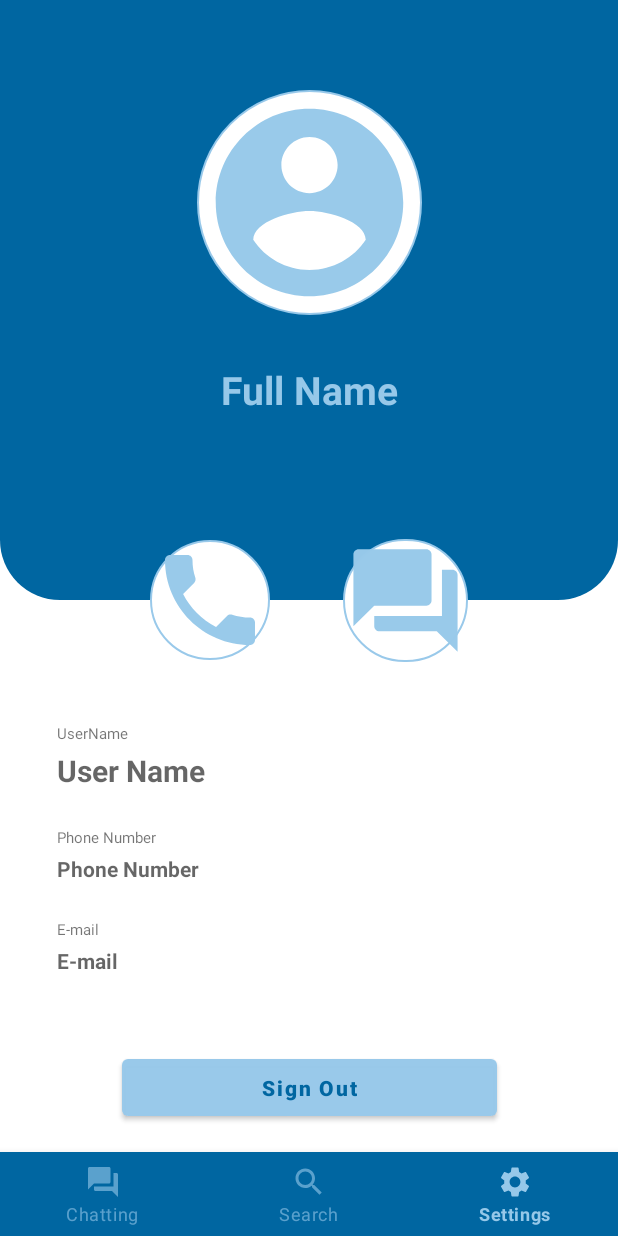
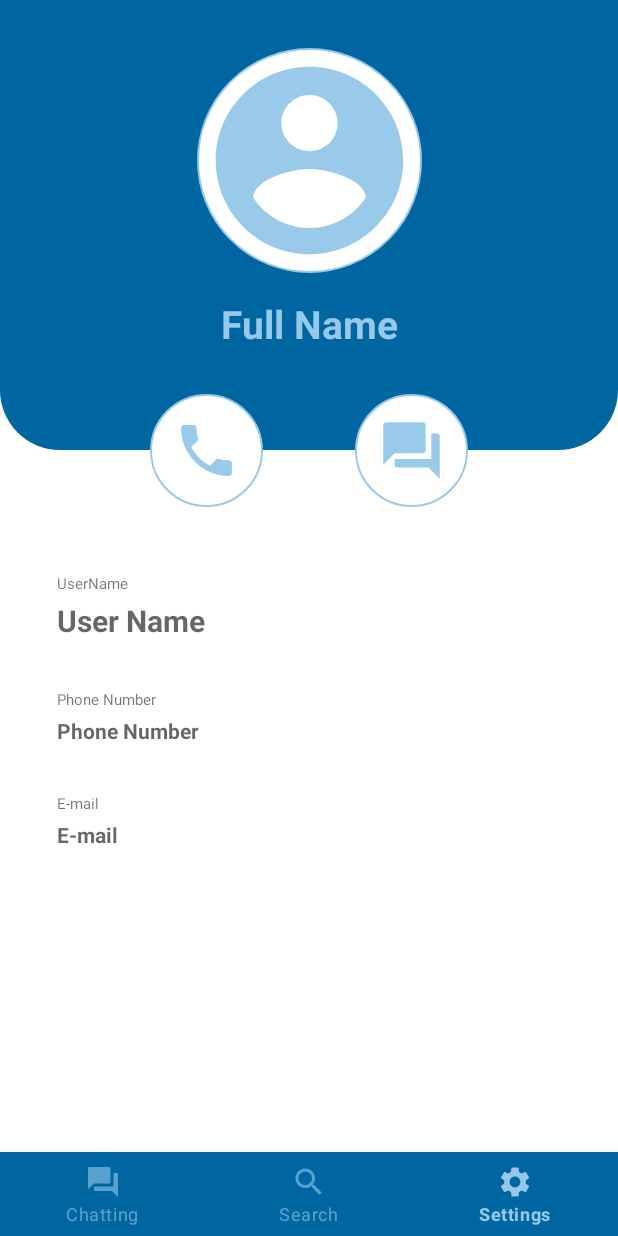
Before and after one commit to OL-sergio/Friends-Chat, an Android app: the SettingsFragment screen opened through its navigation route, on a phone screen of 412 x 824 dp. Run offline under Robolectric (Android 15) with nearby library versions, the light colour scheme and no system bars; our stand-ins replace navigation-ui.

Commit message:
Add items:  - multi drawables
Updated items:
- multiple activity's
- fragment_settings.xml
- styles.xml
- dimens.xml
- fragment_settings.xml
- colors.xml

notes:
- ...

```diff
--- a/app/build.gradle
+++ b/app/build.gradle
@@ -44,7 +44,7 @@ dependencies {
     implementation 'androidx.lifecycle:lifecycle-viewmodel-ktx:2.4.0'
     implementation 'androidx.navigation:navigation-fragment-ktx:2.3.5'
     implementation 'androidx.navigation:navigation-ui-ktx:2.3.5'
-    implementation 'androidx.annotation:annotation:1.2.0'
+    implementation 'androidx.annotation:annotation:1.3.0'
     testImplementation 'junit:junit:4.+'
     androidTestImplementation 'androidx.test.ext:junit:1.1.3'
     androidTestImplementation 'androidx.test.espresso:espresso-core:3.4.0'
--- a/app/src/main/AndroidManifest.xml
+++ b/app/src/main/AndroidManifest.xml
@@ -19,7 +19,9 @@
             android:exported="false" />
         <activity
             android:name=".ui.intro.SplashActivity"
-            android:exported="false" />
+            android:exported="true">
+
+        </activity>
         <activity
             android:name=".MainActivity"
             android:exported="true"
--- a/app/src/main/java/ipca/am2/projeto2122/friendschat/MainActivity.kt
+++ b/app/src/main/java/ipca/am2/projeto2122/friendschat/MainActivity.kt
@@ -18,6 +18,7 @@ class MainActivity : AppCompatActivity() {
 
         supportActionBar?.hide()
 
+
         binding = ActivityMainBinding.inflate(layoutInflater)
         setContentView(binding.root)
 
--- a/app/src/main/java/ipca/am2/projeto2122/friendschat/ui/entry/LoginActivity.kt
+++ b/app/src/main/java/ipca/am2/projeto2122/friendschat/ui/entry/LoginActivity.kt
@@ -9,5 +9,7 @@ class LoginActivity : AppCompatActivity() {
         super.onCreate(savedInstanceState)
         setContentView(R.layout.activity_login)
 
+        supportActionBar?.hide()
+
     }
 }
--- a/app/src/main/java/ipca/am2/projeto2122/friendschat/ui/entry/RegisterActivity.kt
+++ b/app/src/main/java/ipca/am2/projeto2122/friendschat/ui/entry/RegisterActivity.kt
@@ -9,5 +9,8 @@ class RegisterActivity : AppCompatActivity() {
     override fun onCreate(savedInstanceState: Bundle?) {
         super.onCreate(savedInstanceState)
         setContentView(R.layout.activity_register)
+
+        supportActionBar?.hide()
+
     }
 }
--- a/app/src/main/java/ipca/am2/projeto2122/friendschat/ui/intro/SplashActivity.kt
+++ b/app/src/main/java/ipca/am2/projeto2122/friendschat/ui/intro/SplashActivity.kt
@@ -9,5 +9,7 @@ class SplashActivity : AppCompatActivity() {
     override fun onCreate(savedInstanceState: Bundle?) {
         super.onCreate(savedInstanceState)
         setContentView(R.layout.activity_splash)
+
+        supportActionBar?.hide()
     }
 }
--- a/app/src/main/java/ipca/am2/projeto2122/friendschat/ui/intro/WelcomeActivity.kt
+++ b/app/src/main/java/ipca/am2/projeto2122/friendschat/ui/intro/WelcomeActivity.kt
@@ -8,5 +8,9 @@ class WelcomeActivity : AppCompatActivity() {
     override fun onCreate(savedInstanceState: Bundle?) {
         super.onCreate(savedInstanceState)
         setContentView(R.layout.activity_welcome)
+
+        supportActionBar?.hide()
+
+
     }
 }
--- a/app/src/main/res/drawable/ic_chatting.xml
+++ b/app/src/main/res/drawable/ic_chatting.xml
@@ -6,7 +6,15 @@
     android:viewportWidth="24.0"
     xmlns:android="http://schemas.android.com/apk/res/android">
 
+    <group
+        android:scaleX="0.6"
+        android:scaleY="0.6"
+        android:pivotX="12"
+        android:pivotY="12">
+
     <path android:fillColor="@android:color/white"
 
         android:pathData="M21,6h-2v9L6,15v2c0,0.55 0.45,1 1,1h11l4,4L22,7c0,-0.55 -0.45,-1 -1,-1zM17,12L17,3c0,-0.55 -0.45,-1 -1,-1L3,2c-0.55,0 -1,0.45 -1,1v14l4,-4h10c0.55,0 1,-0.45 1,-1z"/>
+    </group>
+
 </vector>
--- a/app/src/main/res/drawable/ic_phone.xml
+++ b/app/src/main/res/drawable/ic_phone.xml
@@ -1,11 +1,18 @@
 <vector
+    xmlns:android="http://schemas.android.com/apk/res/android"
     android:tint="#FC98C9EA"
     android:height="24dp"
     android:width="24dp"
     android:viewportHeight="24.0"
-    android:viewportWidth="24.0"
+    android:viewportWidth="24.0">
+    <group
+        android:scaleX="0.6"
+        android:scaleY="0.6"
+        android:pivotX="12"
+        android:pivotY="12">
+    <path
 
-    xmlns:android="http://schemas.android.com/apk/res/android">
-    <path android:fillColor="@android:color/white"
+        android:fillColor="@android:color/white"
         android:pathData="M6.62,10.79c1.44,2.83 3.76,5.14 6.59,6.59l2.2,-2.2c0.27,-0.27 0.67,-0.36 1.02,-0.24 1.12,0.37 2.33,0.57 3.57,0.57 0.55,0 1,0.45 1,1V20c0,0.55 -0.45,1 -1,1 -9.39,0 -17,-7.61 -17,-17 0,-0.55 0.45,-1 1,-1h3.5c0.55,0 1,0.45 1,1 0,1.25 0.2,2.45 0.57,3.57 0.11,0.35 0.03,0.74 -0.25,1.02l-2.2,2.2z"/>
-</vector>
+    </group>
+ </vector>
--- a/app/src/main/res/layout/fragment_settings.xml
+++ b/app/src/main/res/layout/fragment_settings.xml
@@ -9,25 +9,28 @@
 
     <ImageView
         android:id="@+id/imageView6"
-        android:layout_width="match_parent"
-        android:layout_height="400dp"
+        android:layout_width="0dp"
+        android:layout_height="300dp"
         android:src="@drawable/ic_background_bottom_round_border"
         app:layout_constraintEnd_toEndOf="parent"
-        app:layout_constraintHorizontal_bias="0.0"
         app:layout_constraintStart_toStartOf="parent"
-        app:layout_constraintTop_toTopOf="parent" />
+        app:layout_constraintTop_toTopOf="parent"
+        tools:ignore="ContentDescription" />
 
     <ImageView
         android:id="@+id/imageView5"
         android:layout_width="150dp"
         android:layout_height="150dp"
-        android:layout_marginTop="60dp"
+        android:layout_marginTop="32dp"
+        android:background="@drawable/ic_settings_background"
         android:scaleType="fitCenter"
         android:src="@drawable/ic_baseline_account_circle_24"
-        android:background="@drawable/ic_settings_background"
+        app:layout_constraintBottom_toBottomOf="@+id/imageView6"
         app:layout_constraintEnd_toEndOf="parent"
         app:layout_constraintStart_toStartOf="parent"
-        app:layout_constraintTop_toTopOf="parent" />
+        app:layout_constraintTop_toTopOf="parent"
+        app:layout_constraintVertical_bias="0.0"
+        tools:ignore="ContentDescription" />
 
     <TextView
         android:id="@+id/text_notifications"
@@ -36,7 +39,7 @@
         android:layout_marginTop="100dp"
         android:layout_marginEnd="60dp"
         android:hint="User Name"
-        android:paddingLeft="12dp"
+        android:paddingHorizontal="12dp"
         android:textColor="@color/text_color_registration"
         android:textSize="20sp"
         android:textStyle="bold"
@@ -48,10 +51,10 @@
         android:id="@+id/textView12"
         android:layout_width="300dp"
         android:layout_height="wrap_content"
-        android:layout_marginTop="42dp"
+        android:layout_marginTop="50dp"
         android:layout_marginEnd="60dp"
         android:hint="Phone Number"
-        android:paddingLeft="12dp"
+        android:paddingHorizontal="12dp"
         android:textColor="@color/text_color_registration"
         android:textStyle="bold"
         app:layout_constraintEnd_toEndOf="parent"
@@ -62,38 +65,23 @@
         android:id="@+id/textView13"
         android:layout_width="300dp"
         android:layout_height="wrap_content"
-        android:layout_marginTop="42dp"
+        android:layout_marginTop="50dp"
         android:layout_marginEnd="60dp"
         android:hint="E-mail"
-        android:paddingLeft="12dp"
+        android:paddingHorizontal="12dp"
         android:textColor="@color/text_color_registration"
-        android:textStyle="bold"
-        app:layout_constraintEnd_toEndOf="parent"
-        app:layout_constraintStart_toStartOf="parent"
-        app:layout_constraintTop_toBottomOf="@+id/textView12" />
-
-    <Button
-        android:id="@+id/button4"
-        android:layout_width="250dp"
-        android:layout_height="50dp"
-        android:layout_marginStart="150dp"
-        android:layout_marginTop="50dp"
-        android:layout_marginEnd="150dp"
-        android:text="Sign Out"
-        android:textAllCaps="false"
-        android:textColor="@color/button_text_color"
         android:textStyle="bold"
         app:layout_constraintBottom_toBottomOf="parent"
         app:layout_constraintEnd_toEndOf="parent"
         app:layout_constraintStart_toStartOf="parent"
-        app:layout_constraintTop_toBottomOf="@+id/textView13"
+        app:layout_constraintTop_toBottomOf="@+id/textView12"
         app:layout_constraintVertical_bias="0.0" />
 
     <TextView
         android:id="@+id/textView14"
-        android:layout_width="300dp"
+        android:layout_width="200dp"
         android:layout_height="35dp"
-        android:layout_marginTop="32dp"
+        android:layout_marginTop="16dp"
         android:text="Full Name"
         android:textAlignment="center"
         android:textColor="@color/text_color_Title"
@@ -105,25 +93,28 @@
         app:layout_constraintTop_toBottomOf="@+id/imageView5"
         app:layout_constraintVertical_bias="0.0" />
 
+
     <ImageView
-        android:id="@+id/imageView7"
-        android:layout_width="80dp"
-        android:layout_height="80dp"
+        android:id="@+id/profile_image"
+        android:layout_width="75dp"
+        android:layout_height="75dp"
         android:layout_marginStart="100dp"
         android:background="@drawable/ic_settings_background"
+        android:scaleType="fitXY"
         android:src="@drawable/ic_phone"
         app:layout_constraintBottom_toBottomOf="@+id/imageView6"
         app:layout_constraintStart_toStartOf="parent"
         app:layout_constraintTop_toBottomOf="@+id/imageView6" />
 
+
     <ImageView
         android:id="@+id/imageView8"
-        android:layout_width="83dp"
-        android:layout_height="82dp"
+        android:layout_width="75dp"
+        android:layout_height="75dp"
         android:layout_marginEnd="100dp"
+        android:background="@drawable/ic_settings_background"
         android:scaleType="fitXY"
         android:src="@drawable/ic_chatting"
-        android:background="@drawable/ic_settings_background"
         app:layout_constraintBottom_toBottomOf="@+id/imageView6"
         app:layout_constraintEnd_toEndOf="parent"
         app:layout_constraintTop_toBottomOf="@+id/imageView6" />
@@ -135,7 +126,7 @@
         android:layout_marginBottom="4dp"
         android:textSize="@dimen/text_register_Description_screen"
         android:text="UserName"
-        android:paddingLeft="12dp"
+        android:paddingHorizontal="12dp"
         app:layout_constraintBottom_toTopOf="@+id/text_notifications"
         app:layout_constraintEnd_toEndOf="@+id/text_notifications"
         app:layout_constraintHorizontal_bias="0.0"
@@ -148,7 +139,7 @@
         android:layout_marginBottom="4dp"
         android:textSize="@dimen/text_register_Description_screen"
         android:text="Phone Number"
-        android:paddingLeft="12dp"
+        android:paddingHorizontal="12dp"
         app:layout_constraintBottom_toTopOf="@+id/textView12"
         app:layout_constraintEnd_toEndOf="@+id/textView12"
         app:layout_constraintHorizontal_bias="0.0"
@@ -161,7 +152,7 @@
         android:layout_marginBottom="4dp"
         android:textSize="@dimen/text_register_Description_screen"
         android:text="E-mail"
-        android:paddingLeft="12dp"
+        android:paddingHorizontal="12dp"
         app:layout_constraintBottom_toTopOf="@+id/textView13"
         app:layout_constraintEnd_toEndOf="@+id/textView13"
         app:layout_constraintHorizontal_bias="0.0"
--- a/app/src/main/res/values/dimens.xml
+++ b/app/src/main/res/values/dimens.xml
@@ -4,13 +4,13 @@
     <dimen name="activity_vertical_margin">16dp</dimen>
     <dimen name="fab_margin">16dp</dimen>
 
-    <dimen name="text_title_splash_screen">34dp</dimen>
-    <dimen name="text_title_welcome_screen">34dp</dimen>
-    <dimen name="text_intro_welcome_screen">16dp</dimen>
-    <dimen name="text_login_title_screen">20dp</dimen>
-    <dimen name="text_login_Description_screen">10dp</dimen>
-    <dimen name="text_register_title_screen">26dp</dimen>
-    <dimen name="text_register_Description_screen">10dp</dimen>
-    <dimen name="text_buttons_Description">12dp</dimen>
-    <dimen name="edittext_text_fill">12dp</dimen>
+    <dimen name="text_title_splash_screen">34sp</dimen>
+    <dimen name="text_title_welcome_screen">34sp</dimen>
+    <dimen name="text_intro_welcome_screen">16sp</dimen>
+    <dimen name="text_login_title_screen">20sp</dimen>
+    <dimen name="text_login_Description_screen">10sp</dimen>
+    <dimen name="text_register_title_screen">26sp</dimen>
+    <dimen name="text_register_Description_screen">10sp</dimen>
+    <dimen name="text_buttons_Description">12sp</dimen>
+    <dimen name="edittext_text_fill">12sp</dimen>
 </resources>
--- a/app/src/main/res/values/styles.xml
+++ b/app/src/main/res/values/styles.xml
@@ -11,7 +11,7 @@
 
     <style name="ThemeOverlay.App.BottomNavigationView" parent="">
         <item name="colorPrimary">@color/background_img</item>
-        <item name="colorOnPrimary">@color/button_sign_in_color</item>
+        <item name="colorOnPrimary">@color/text_color_Title</item>
     </style>
 
 </resources>
--- a/app/src/main/res/values/themes.xml
+++ b/app/src/main/res/values/themes.xml
@@ -2,18 +2,18 @@
     <!-- Base application theme. -->
     <style name="Theme.FriendsChat" parent="Theme.MaterialComponents.DayNight.DarkActionBar">
         <!-- Primary brand color. -->
-        <item name="colorPrimary">@color/button_sign_in_color</item>
+        <item name="colorPrimary">@color/titles_color</item>
         <item name="colorPrimaryVariant">@color/background_img</item>
-        <item name="colorOnPrimary">@color/white</item>
+        <item name="colorOnPrimary">@color/purple_200</item>
         <!-- Secondary brand color. -->
-        <item name="colorSecondary">@color/purple_200</item>
+        <item name="colorSecondary">@color/titles_color</item>
         <item name="colorSecondaryVariant">@color/teal_700</item>
         <item name="colorOnSecondary">@color/white</item>
         <!-- Status bar color. -->
         <item name="android:statusBarColor" tools:targetApi="l">?attr/colorPrimaryVariant</item>
         <!-- Customize your theme here. -->
-        <item name="customButtonColor">@color/background_splash</item>
-        <item name="customToolbarColor">@color/white</item>
+        <item name="customButtonColor">@color/purple_500</item>
+        <item name="customToolbarColor">@color/button_sign_up_color</item>
     </style>
     <style name="Theme.FriendsChat.NoActionBar">
         <item name="windowActionBar">false</item>
```
